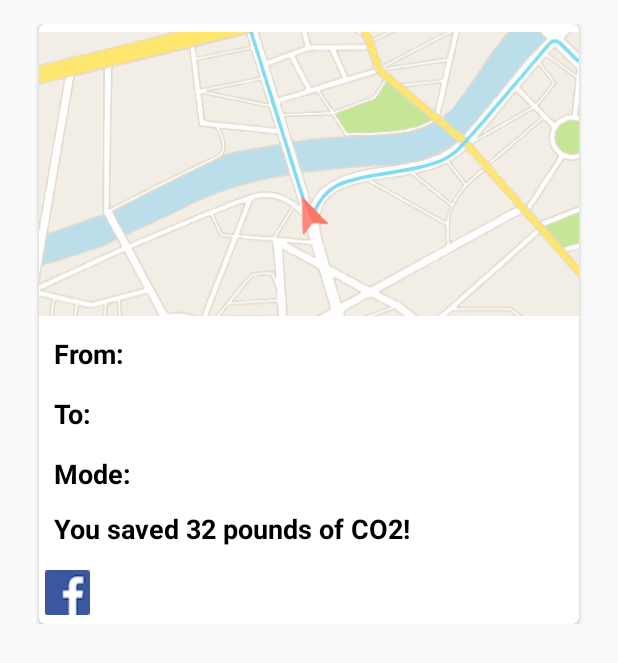
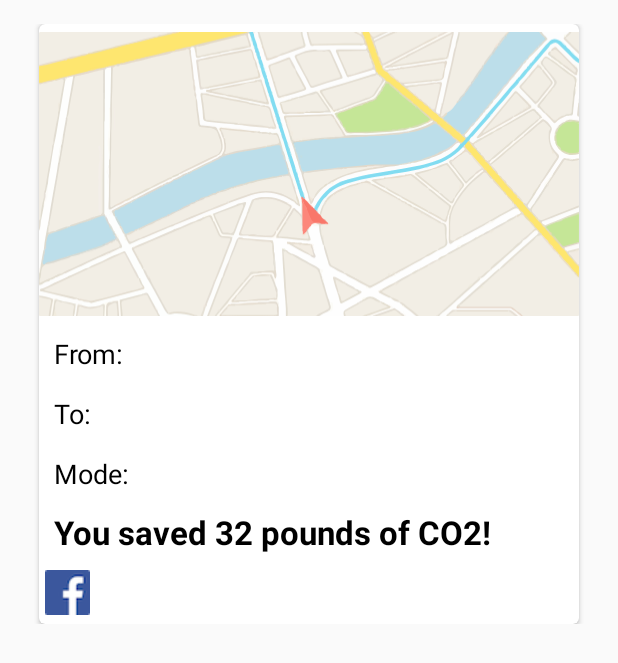
Before and after one commit to aashish7k5/RootCause01, an Android app: the layout rv_item.xml on its own in the app's theme, with its tools: preview values and no code run, on a phone screen of 412 x 824 dp. Shown: the top 663 px of the screen. Run offline under Robolectric (Android 15) with nearby library versions, the phone set to English and light mode, and no system bars.

Commit message:
fixed text boldness

```diff
--- a/app/src/main/res/layout/rv_item.xml
+++ b/app/src/main/res/layout/rv_item.xml
@@ -40,7 +40,7 @@
                 android:paddingLeft="10dp"
                 android:text="From:"
                 android:textColor="#000"
-                android:textStyle="bold"
+
                 android:textSize="18sp" />
             <TextView
                 android:layout_width="match_parent"
@@ -52,7 +52,7 @@
                 android:paddingLeft="10dp"
                 android:text="To:"
                 android:textColor="#000"
-                android:textStyle="bold"
+
                 android:textSize="18sp" />
             <TextView
                 android:layout_width="match_parent"
@@ -64,7 +64,7 @@
                 android:paddingLeft="10dp"
                 android:text="Mode: "
                 android:textColor="#000"
-                android:textStyle="bold"
+
                 android:textSize="18sp" />
 
             <TextView
@@ -76,7 +76,7 @@
                 android:paddingLeft="10dp"
                 android:text="You saved 32 pounds of CO2!"
                 android:textColor="#000"
-                android:textSize="18sp"
+                android:textSize="22sp"
                 android:textStyle="bold" />
 
             <ImageButton
```
